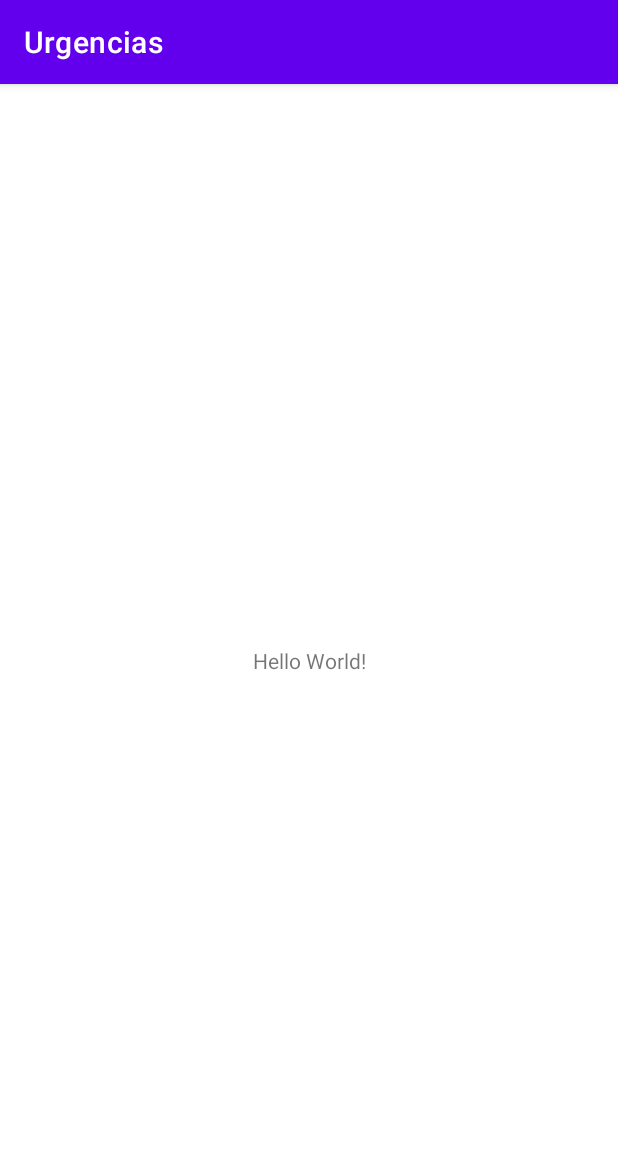
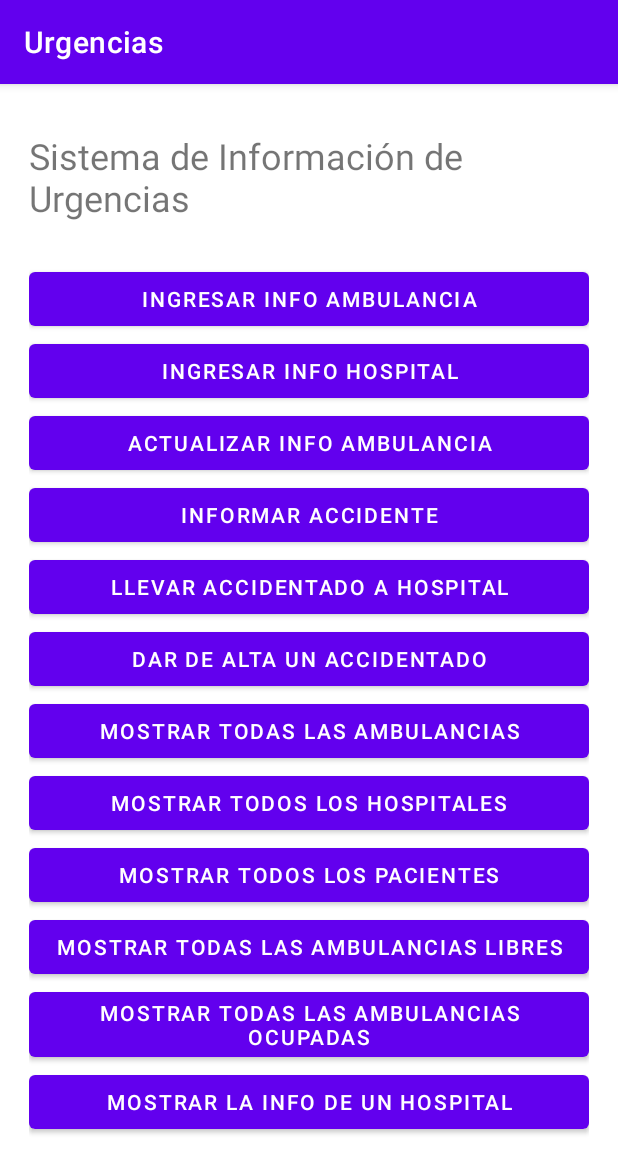
Before and after one commit to BambooThink/Urgencias, an Android app: the screen it shows after launch (MainActivity), on a phone screen of 412 x 824 dp. Shown: the top 1173 px of the screen. Run offline under Robolectric (Android 15) with nearby library versions, the phone set to English and light mode, and no system bars.

Commit message:
Creación vista inicial

```diff
--- a/app/src/main/res/layout/activity_main.xml
+++ b/app/src/main/res/layout/activity_main.xml
@@ -6,13 +6,102 @@
     android:layout_height="match_parent"
     tools:context=".MainActivity">
 
-    <TextView
-        android:layout_width="wrap_content"
-        android:layout_height="wrap_content"
-        android:text="Hello World!"
+    <ScrollView
+        android:layout_width="373dp"
+        android:layout_height="693dp"
         app:layout_constraintBottom_toBottomOf="parent"
-        app:layout_constraintLeft_toLeftOf="parent"
-        app:layout_constraintRight_toRightOf="parent"
-        app:layout_constraintTop_toTopOf="parent" />
+        app:layout_constraintEnd_toEndOf="parent"
+        app:layout_constraintStart_toStartOf="parent"
+        app:layout_constraintTop_toTopOf="parent"
+        app:layout_constraintVertical_bias="0.421">
 
+        <LinearLayout
+            android:layout_width="match_parent"
+            android:layout_height="wrap_content"
+            android:orientation="vertical" >
+
+            <TextView
+                android:id="@+id/textView"
+                android:layout_width="match_parent"
+                android:layout_height="wrap_content"
+                android:text="Sistema de Información de Urgencias"
+                android:textSize="24sp" />
+
+            <Space
+                android:layout_width="match_parent"
+                android:layout_height="27dp" />
+
+            <Button
+                android:id="@+id/button_1_main"
+                android:layout_width="match_parent"
+                android:layout_height="wrap_content"
+                android:text="Ingresar Info Ambulancia" />
+
+            <Button
+                android:id="@+id/button_2_main"
+                android:layout_width="match_parent"
+                android:layout_height="wrap_content"
+                android:text="Ingresar Info Hospital" />
+
+            <Button
+                android:id="@+id/button_3_main"
+                android:layout_width="match_parent"
+                android:layout_height="wrap_content"
+                android:text="Actualizar Info Ambulancia" />
+
+            <Button
+                android:id="@+id/button_4_main"
+                android:layout_width="match_parent"
+                android:layout_height="wrap_content"
+                android:text="Informar Accidente" />
+
+            <Button
+                android:id="@+id/button_5_main"
+                android:layout_width="match_parent"
+                android:layout_height="wrap_content"
+                android:text="Llevar Accidentado a Hospital" />
+
+            <Button
+                android:id="@+id/button_6_main"
+                android:layout_width="match_parent"
+                android:layout_height="wrap_content"
+                android:text="Dar de Alta un Accidentado" />
+
+            <Button
+                android:id="@+id/button_7_main"
+                android:layout_width="match_parent"
+                android:layout_height="wrap_content"
+                android:text="Mostrar Todas las Ambulancias" />
+
+            <Button
+                android:id="@+id/button_8_main"
+                android:layout_width="match_parent"
+                android:layout_height="wrap_content"
+                android:text="Mostrar Todos los Hospitales" />
+
+            <Button
+                android:id="@+id/button_9_main"
+                android:layout_width="match_parent"
+                android:layout_height="wrap_content"
+                android:text="Mostrar Todos los Pacientes" />
+
+            <Button
+                android:id="@+id/button_10_main"
+                android:layout_width="match_parent"
+                android:layout_height="wrap_content"
+                android:text="Mostrar Todas las Ambulancias Libres" />
+
+            <Button
+                android:id="@+id/button_11_main"
+                android:layout_width="match_parent"
+                android:layout_height="wrap_content"
+                android:text="Mostrar todas las ambulancias ocupadas" />
+
+            <Button
+                android:id="@+id/button_12_main"
+                android:layout_width="match_parent"
+                android:layout_height="wrap_content"
+                android:text="Mostrar la info de un hospital" />
+        </LinearLayout>
+    </ScrollView>
 </androidx.constraintlayout.widget.ConstraintLayout>
```
